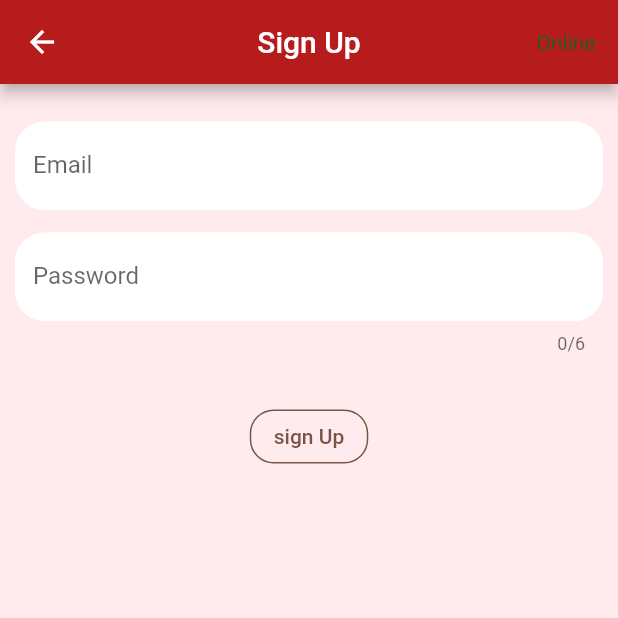
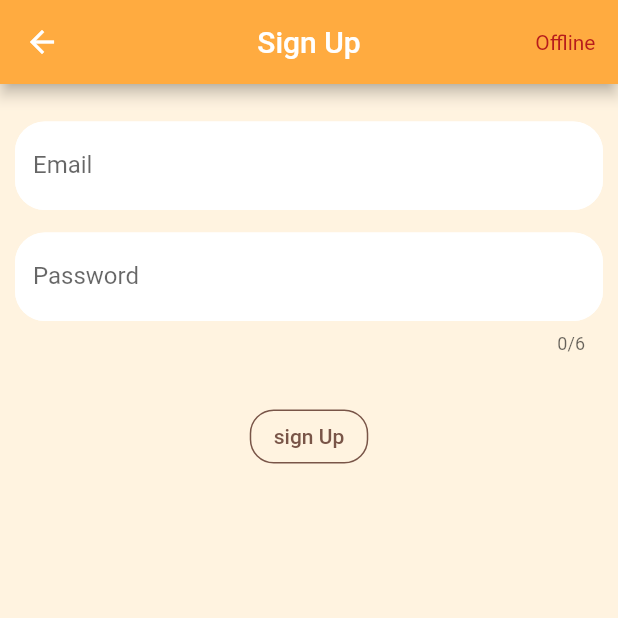
Before and after one commit to MohammadRakib/fruitbook, a Flutter app: the screen it shows after launch, after a tap on "Sign In", after a tap on "Sign Up", on a phone screen of 412 x 824 dp, the top half of it. Run offline on Flutter 3.47's test engine with Material 2 defaults, Android fonts, the phone set to English and light mode, and no system bars; our stand-ins replace connectivity_plus, email_validator, flutter_spinkit, sqflite; accounts and stored records are empty.

```diff
--- /dev/null
+++ b/lib/controller/checkInternetConnection.dart
@@ -0,0 +1,38 @@
+import 'dart:async';
+import 'dart:io';
+import 'package:connectivity_plus/connectivity_plus.dart';
+class CheckInternetConnection{
+
+  late bool _isConnectionSuccessful;
+
+  //check initial connection
+  Future<bool> checkInitialConnectivityState() async {
+    final ConnectivityResult result = await Connectivity().checkConnectivity();
+    return await checkConnectivityState(result);
+  }
+
+    // check if check if connection has internet
+  Future<bool> _tryConnection() async {
+    try {
+      final response = await InternetAddress.lookup('www.google.com');
+      _isConnectionSuccessful = response.isNotEmpty;
+
+    } on SocketException catch (e) {
+      print(e);
+      _isConnectionSuccessful = false;
+    }
+    return _isConnectionSuccessful;
+  }
+
+  //check connectivity
+  Future<bool> checkConnectivityState(ConnectivityResult? connectivityResult) async{
+
+    if (connectivityResult == ConnectivityResult.wifi) {
+      return await _tryConnection();
+    } else if (connectivityResult == ConnectivityResult.mobile) {
+      return await _tryConnection();
+    } else {
+      return false;
+    }
+  }
+}
--- a/lib/main.dart
+++ b/lib/main.dart
@@ -1,6 +1,10 @@
+import 'dart:async';
+
+import 'package:connectivity_plus/connectivity_plus.dart';
 import 'package:flutter/material.dart';
 import 'package:fruitbook/ui/auth/register.dart';
 
+import 'controller/checkInternetConnection.dart';
 import 'mainWrapper.dart';
 
 void main() {
@@ -10,7 +14,6 @@ void main() {
 class MyApp extends StatelessWidget {
   const MyApp({Key? key}) : super(key: key);
 
-  // This widget is the root of your application.
   @override
   Widget build(BuildContext context) {
     return MaterialApp(
--- a/lib/mainWrapper.dart
+++ b/lib/mainWrapper.dart
@@ -12,11 +12,11 @@ class MainWrapper extends StatelessWidget {
 
   @override
   Widget build(BuildContext context){
-    return FutureBuilder(
+    return FutureBuilder<User?>(
         future: authController.getCurrentUser(),
         builder: (context, snapshot) {
-          currentUser = snapshot.data as User?;
-          return currentUser!=null? Home():Login();
+          currentUser = snapshot.data;
+          return currentUser!=null? const Home():const Login();
         }
     );
   }
--- a/lib/ui/auth/login.dart
+++ b/lib/ui/auth/login.dart
@@ -1,8 +1,12 @@
+import 'dart:async';
+
+import 'package:connectivity_plus/connectivity_plus.dart';
 import 'package:flutter/material.dart';
 import 'package:flutter/services.dart';
 import 'package:fruitbook/model/user.dart';
 
 import '../../controller/authController.dart';
+import '../../controller/checkInternetConnection.dart';
 import '../Shared/Loading.dart';
 import '../Shared/decoration.dart';
 
@@ -23,6 +27,46 @@ class _LoginState extends State<Login> {
   bool loading = false;
   String connectionStatus = 'Online';
   Color conColor = Colors.green.shade900;
+
+  bool hasConnection = true;
+  late StreamSubscription _connectivitySubscription;
+  CheckInternetConnection checkInternetConnection = CheckInternetConnection();
+
+  @override
+  void initState() {
+    super.initState();
+    listenToConnectivity();
+  }
+
+  @override
+  void dispose() {
+    super.dispose();
+    disposeConnectivityListener();
+  }
+
+  // listening if mobile is connected to wifi or mobile network
+  void listenToConnectivity(){
+    _connectivitySubscription = Connectivity().onConnectivityChanged.listen((ConnectivityResult result) async{
+     bool hasConnection = await checkInternetConnection.checkConnectivityState(result);
+     if(hasConnection){
+       setState(() {
+          connectionStatus = 'Online';
+          conColor = Colors.green.shade900;
+       });
+     }else{
+       setState(() {
+         connectionStatus = 'Offline';
+         conColor = Colors.red.shade900;
+       });
+     }
+    });
+  }
+
+  // disposing the listener
+  void disposeConnectivityListener(){
+    _connectivitySubscription.cancel();
+  }
+
 
   // sign in user
   Future signIn()async{
@@ -59,11 +103,24 @@ class _LoginState extends State<Login> {
   Widget build(BuildContext context) {
     TextEditingController emailController = TextEditingController();
     TextEditingController passwordController = TextEditingController();
+    return FutureBuilder<bool>(
+      future: checkInternetConnection.checkInitialConnectivityState(),
+      builder: (context, snapshot) {
+        if(snapshot.hasData){
+          hasConnection = snapshot.data!;
+        }
+        if(hasConnection){
+          connectionStatus = 'Online';
+          conColor = Colors.green.shade900;
+        }else{
+          connectionStatus = 'Offline';
+          conColor = Colors.red.shade900;
+        }
         return loading? const Loading() : Scaffold(
-      backgroundColor: Colors.red.shade50,
+          backgroundColor: Colors.orange.shade50,
           appBar: AppBar(
             title: const Text('Sign In'),
-        backgroundColor: Colors.red.shade900,
+            backgroundColor: Colors.orangeAccent,
             actions: [
               Padding(
                 padding: const EdgeInsets.all(15.0),
@@ -173,5 +230,6 @@ class _LoginState extends State<Login> {
             ),
           ),
         );
+      });
   }
 }
--- a/lib/ui/auth/register.dart
+++ b/lib/ui/auth/register.dart
@@ -1,7 +1,11 @@
+import 'dart:async';
+
+import 'package:connectivity_plus/connectivity_plus.dart';
 import 'package:flutter/material.dart';
 import 'package:flutter/services.dart';
 
 import '../../controller/authController.dart';
+import '../../controller/checkInternetConnection.dart';
 import '../Shared/Loading.dart';
 import '../Shared/decoration.dart';
 import 'package:email_validator/email_validator.dart';
@@ -25,6 +29,45 @@ class _RegisterState extends State<Register> {
   String connectionStatus = 'Online';
   Color conColor = Colors.green.shade900;
 
+  bool hasConnection = false;
+  late StreamSubscription _connectivitySubscription;
+  CheckInternetConnection checkInternetConnection = CheckInternetConnection();
+
+  @override
+  void initState() {
+    super.initState();
+    listenToConnectivity();
+  }
+
+  @override
+  void dispose() {
+    super.dispose();
+    disposeConnectivityListener();
+  }
+
+  // listening if mobile is connected to wifi or mobile network
+  void listenToConnectivity(){
+    _connectivitySubscription = Connectivity().onConnectivityChanged.listen((ConnectivityResult result) async{
+      bool hasConnection = await checkInternetConnection.checkConnectivityState(result);
+      if(hasConnection){
+        setState(() {
+          connectionStatus = 'Online';
+          conColor = Colors.green.shade900;
+        });
+      }else{
+        setState(() {
+          connectionStatus = 'Offline';
+          conColor = Colors.red.shade900;
+        });
+      }
+    });
+  }
+
+  // disposing the listener
+  void disposeConnectivityListener(){
+    _connectivitySubscription.cancel();
+  }
+
   // check if email format is correct
   bool emailValidate(){
     return EmailValidator.validate(email);
@@ -45,13 +88,13 @@ class _RegisterState extends State<Register> {
   }
 
   // this method is called when sign up button is pressed
-  Future onSignUp(TextEditingController emailcontroler, TextEditingController passwordcontroler)async{
+  Future onSignUp(TextEditingController emailController, TextEditingController passwordController)async{
     if(_formKey.currentState!.validate()) {
       setState(() {
         loading = true;
       });
-      email = emailcontroler.value.text.trim();
-      password = passwordcontroler.value.text.trim();
+      email = emailController.value.text.trim();
+      password = passwordController.value.text.trim();
 
       if(emailValidate()){
         register();
@@ -71,14 +114,27 @@ class _RegisterState extends State<Register> {
 
   @override
   Widget build(BuildContext context) {
-    TextEditingController emailcontroler = TextEditingController();
-    TextEditingController passwordcontroler = TextEditingController();
+    TextEditingController emailController = TextEditingController();
+    TextEditingController passwordController = TextEditingController();
+    return FutureBuilder<bool>(
+        future: checkInternetConnection.checkInitialConnectivityState(),
+        builder: (context,snapshot) {
+          if(snapshot.hasData){
+            hasConnection = snapshot.data!;
+          }
+          if(hasConnection){
+            connectionStatus = 'Online';
+            conColor = Colors.green.shade900;
+          }else{
+            connectionStatus = 'Offline';
+            conColor = Colors.red.shade900;
+          }
           return loading? const Loading() : Scaffold(
-      backgroundColor: Colors.red.shade50,
+            backgroundColor: Colors.orange.shade50,
             appBar: AppBar(
               title: const Text('Sign Up'),
               centerTitle: true,
-        backgroundColor: Colors.red.shade900,
+              backgroundColor: Colors.orangeAccent,
               actions: [
                 Padding(
                   padding: const EdgeInsets.all(15.0),
@@ -103,7 +159,7 @@ class _RegisterState extends State<Register> {
                     TextFormField(
                       decoration: textFieldDecoration.copyWith(label: const Text('Email')),
                       validator: (val) => val!.isEmpty ? 'Please enter email':null,
-                controller: emailcontroler,
+                      controller: emailController,
                     ),
                     const SizedBox(height: 15.0,),
                     TextFormField(
@@ -112,7 +168,7 @@ class _RegisterState extends State<Register> {
                       maxLength: 6,
                       obscureText: true,
                       validator: (val) => val!.length < 6 ? 'Password must be minimum 6 character':null ,
-                controller: passwordcontroler,
+                      controller: passwordController,
                     ),
 
                     Text(
@@ -126,7 +182,7 @@ class _RegisterState extends State<Register> {
 
                     OutlinedButton(
                       onPressed: () async{
-                   await onSignUp(emailcontroler, passwordcontroler);
+                         await onSignUp(emailController, passwordController);
                       },
                       child: const Text('sign Up'),
                       style: ButtonStyle(
@@ -147,4 +203,6 @@ class _RegisterState extends State<Register> {
             ),
           );
         }
+    );
   }
+}
--- a/pubspec.yaml
+++ b/pubspec.yaml
@@ -38,6 +38,7 @@ dependencies:
   flutter_spinkit: ^5.1.0
   crypto: ^3.0.1
   email_validator: ^2.0.1
+  connectivity_plus: ^2.2.1
 
 dev_dependencies:
   flutter_test:
```
Also changed, not shown: pubspec.lock. Lines whose indentation alone changed are shown as unchanged.
